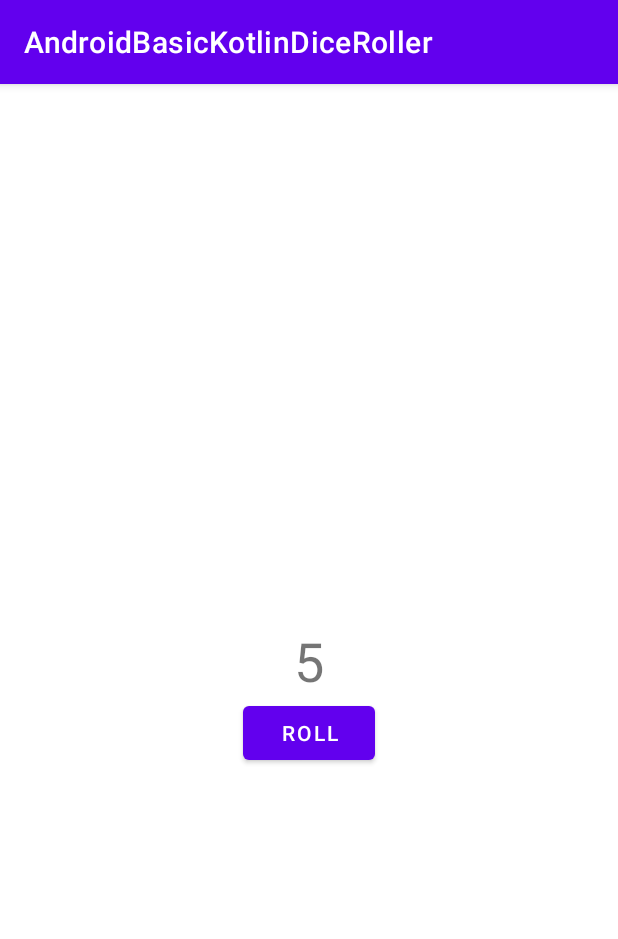
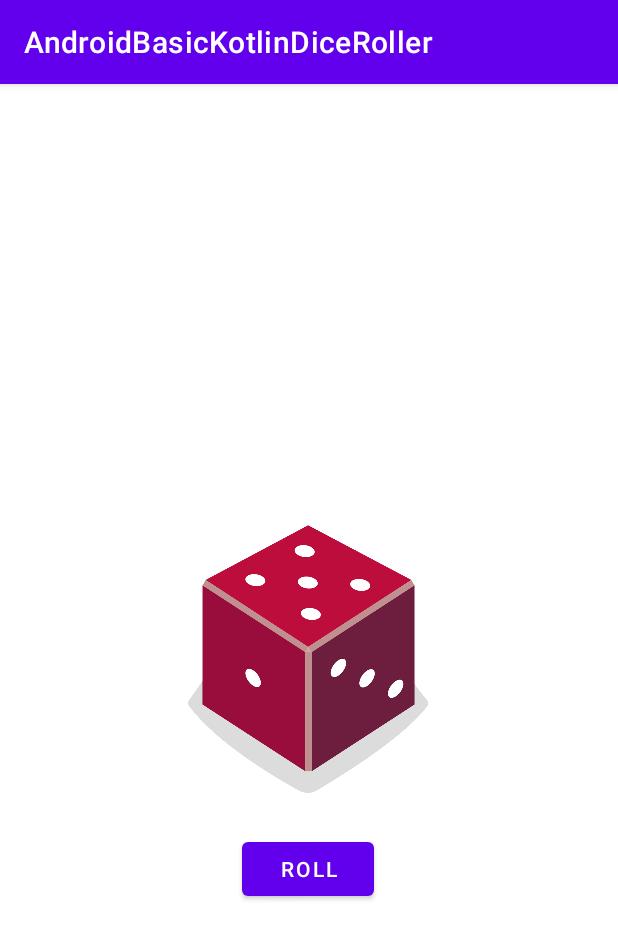
Before and after one commit to rochman25/android-basic-kotlin-dice-roller, an Android app: the screen it shows after launch (MainActivity), after a tap on "ROLL", on a phone screen of 412 x 824 dp. Shown: the top 939 px of the screen. Run offline under Robolectric (Android 15) with nearby library versions, the phone set to English and light mode, and no system bars.

Commit message:
add image dice and update logic rollDice function

```diff
--- a/app/src/main/java/com/zaenur/androidbasickotlindiceroller/MainActivity.kt
+++ b/app/src/main/java/com/zaenur/androidbasickotlindiceroller/MainActivity.kt
@@ -3,7 +3,7 @@ package com.zaenur.androidbasickotlindiceroller
 import androidx.appcompat.app.AppCompatActivity
 import android.os.Bundle
 import android.widget.Button
-import android.widget.TextView
+import android.widget.ImageView
 
 class MainActivity : AppCompatActivity() {
     override fun onCreate(savedInstanceState: Bundle?) {
@@ -19,7 +19,17 @@ class MainActivity : AppCompatActivity() {
     private fun rollDice() {
         val dice = Dice(6)
         val diceRoll = dice.roll()
-        val resultTextView:  TextView = findViewById(R.id.textView)
-        resultTextView.text = diceRoll.toString()
+        val diceImage: ImageView = findViewById(R.id.imageView)
+
+        val drawableResource = when (diceRoll) {
+            1 -> R.drawable.dice_1
+            2 -> R.drawable.dice_2
+            3 -> R.drawable.dice_3
+            4 -> R.drawable.dice_4
+            5 -> R.drawable.dice_5
+            else -> R.drawable.dice_6
+        }
+        diceImage.contentDescription = diceRoll.toString()
+        diceImage.setImageResource(drawableResource)
     }
 }
--- a/app/src/main/res/layout/activity_main.xml
+++ b/app/src/main/res/layout/activity_main.xml
@@ -6,25 +6,29 @@
     android:layout_height="match_parent"
     tools:context=".MainActivity">
 
-    <TextView
-        android:id="@+id/textView"
-        android:layout_width="wrap_content"
-        android:layout_height="wrap_content"
-        android:textSize="36sp"
-        app:layout_constraintBottom_toBottomOf="parent"
-        app:layout_constraintLeft_toLeftOf="parent"
-        app:layout_constraintRight_toRightOf="parent"
-        app:layout_constraintTop_toTopOf="parent"
-        tools:text="1" />
-
     <Button
         android:id="@+id/button"
         style="@style/Widget.MaterialComponents.Button"
         android:layout_width="wrap_content"
         android:layout_height="wrap_content"
+        android:layout_marginTop="16dp"
         android:text="@string/roll"
         app:layout_constraintEnd_toEndOf="parent"
+        app:layout_constraintHorizontal_bias="0.498"
         app:layout_constraintStart_toStartOf="parent"
-        app:layout_constraintTop_toBottomOf="@+id/textView" />
+        app:layout_constraintTop_toBottomOf="@+id/imageView" />
+
+    <ImageView
+        android:id="@+id/imageView"
+        android:layout_width="160dp"
+        android:layout_height="200dp"
+        android:contentDescription="@string/dice_images"
+        app:layout_constraintBottom_toBottomOf="parent"
+        app:layout_constraintEnd_toEndOf="parent"
+        app:layout_constraintHorizontal_bias="0.498"
+        app:layout_constraintStart_toStartOf="parent"
+        app:layout_constraintTop_toTopOf="parent"
+        app:layout_constraintVertical_bias="0.499"
+        tools:srcCompat="@drawable/dice_1" />
 
 </androidx.constraintlayout.widget.ConstraintLayout>
--- a/app/src/main/res/values/strings.xml
+++ b/app/src/main/res/values/strings.xml
@@ -1,4 +1,5 @@
 <resources>
     <string name="app_name">AndroidBasicKotlinDiceRoller</string>
     <string name="roll">Roll</string>
+    <string name="dice_images">dice_images</string>
 </resources>
```
Also changed, not shown: app/src/main/res/drawable/dice_1.png (added), app/src/main/res/drawable/dice_2.png (added), app/src/main/res/drawable/dice_3.png (added), app/src/main/res/drawable/dice_4.png (added), app/src/main/res/drawable/dice_5.png (added), app/src/main/res/drawable/dice_6.png (added).
